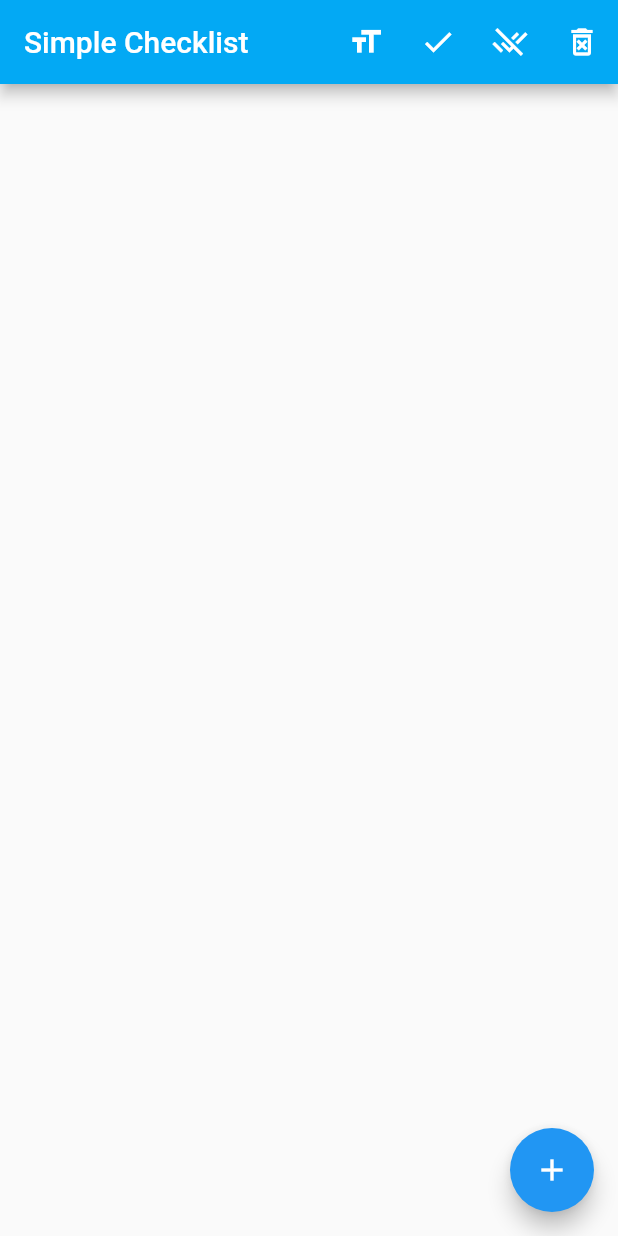
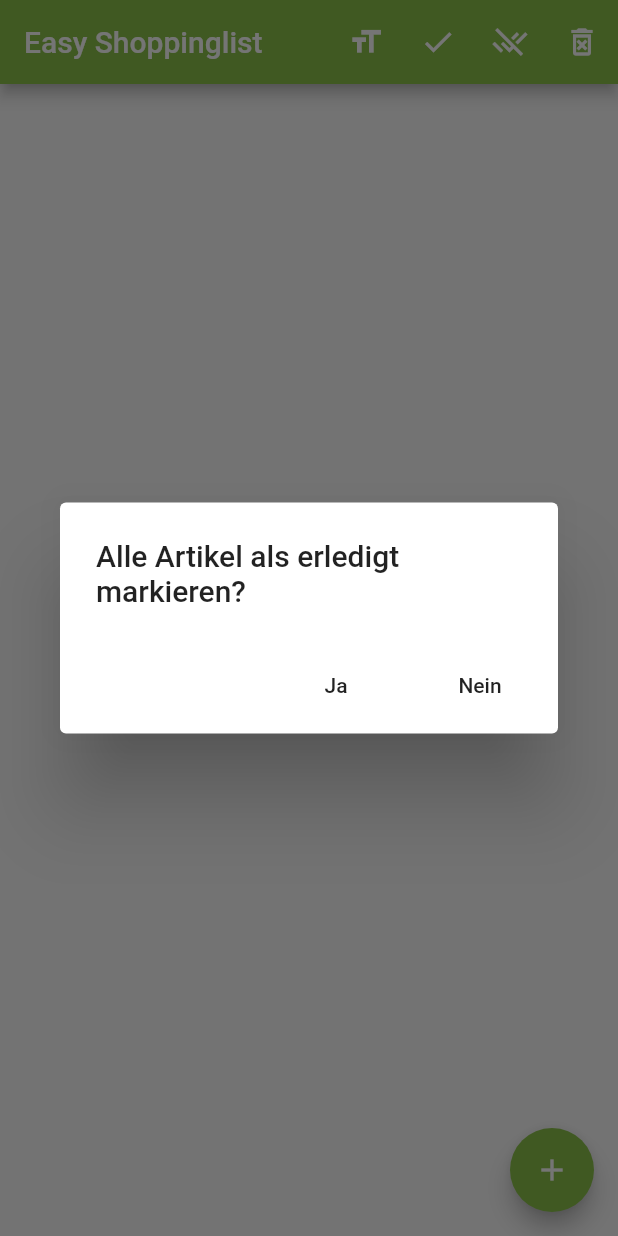
Before and after one commit to markusgl/shopping-list-flutter, a Flutter app: the screen it shows after launch, after a tap on the "check" icon, on a phone screen of 412 x 824 dp. Run offline on Flutter 3.47's test engine with Material 2 defaults, Android fonts, the phone set to English and light mode, and no system bars; our stand-ins replace fluttertoast, shared_preferences; statements that could not run were skipped.

Commit message:
change color theme to green

```diff
--- a/lib/main.dart
+++ b/lib/main.dart
@@ -12,10 +12,18 @@ class Home extends StatelessWidget {
     return MaterialApp(
       title: 'Shopping List',
       theme: ThemeData(
-        primarySwatch: Colors.blue,
+        primarySwatch: Colors.lightGreen,
+        primaryIconTheme: IconThemeData(
+          color: Colors.white
+        ),
+        primaryTextTheme: TextTheme(
+          headline6: TextStyle(
+            color: Colors.white
+          )
+        ),
         visualDensity: VisualDensity.adaptivePlatformDensity,
       ),
-      home: ShoppingList(title: 'Simple Checklist'),
+      home: ShoppingList(title: 'Easy Shoppinglist'),
     );
   }
 }
--- a/lib/shoppinglist.dart
+++ b/lib/shoppinglist.dart
@@ -1,5 +1,6 @@
 import 'dart:convert';
 
+import 'package:flutter/cupertino.dart';
 import 'package:flutter/material.dart';
 import 'package:fluttertoast/fluttertoast.dart';
 import 'package:shared_preferences/shared_preferences.dart';
@@ -60,7 +61,7 @@ class _ShoppingListState extends State<ShoppingList> {
 
   void _completeAllItems() {
     setState(() {
-      _itemList.map((item) => item.isChecked=!item.isChecked).toList();
+      _itemList.map((item) => item.isChecked=true).toList();
     });
     _saveData();
   }
@@ -70,19 +71,19 @@ class _ShoppingListState extends State<ShoppingList> {
     return Scaffold(
       appBar: AppBar(
         title: Text(widget.title),
-        backgroundColor: Colors.lightBlue,
+        // backgroundColor: Colors.lightGreen,
         actions: <Widget>[
           IconButton(
             key: Key("font_size"),
             icon: Icon(Icons.format_size),
             onPressed: () => setState(() {
-              _fontSize==22 ? _fontSize=18 : _fontSize=22;
+              _fontSize==22 ? _fontSize=28 : _fontSize=22;
             }),
           ),
           IconButton(
             key: Key("set_complete"),
             icon: Icon(Icons.check),
-            onPressed: () => _completeAllItems(),
+            onPressed: () => _showDialogForCompletingAllItems(context),
           ),
           IconButton(
               key: Key("delete_completed"),
@@ -105,21 +106,12 @@ class _ShoppingListState extends State<ShoppingList> {
         children: <Widget>[
           Container(
             child: buildList(),
-          ),
-          Positioned(
-              bottom: 0.0,
-              width: MediaQuery.of(context).size.width,
-              child: Container(
-                decoration: BoxDecoration(
-                  color: Colors.white
-                ),
-              )
           )
         ],
       ),
       floatingActionButton: FloatingActionButton(
         onPressed: () =>  showDialogForAddingItems(context),
-        child: Icon(Icons.add),
+        child: Icon(Icons.add, color: Colors.white),
       ), // This trailing comma makes auto-formatting nicer for build methods.
     );
   }
@@ -160,6 +152,33 @@ class _ShoppingListState extends State<ShoppingList> {
             ],
           );
         });
+  }
+
+  void _showDialogForCompletingAllItems(BuildContext context) {
+     showDialog(
+        context: context,
+        builder: (BuildContext buildContext) {
+          return AlertDialog(
+            key: Key("delete_completed_dialog"),
+            title: new Text("Alle Artikel als erledigt markieren?"),
+            actions: <Widget>[
+              new FlatButton(
+                  key: Key("confirm"),
+                  onPressed: () {
+                    _completeAllItems();
+                    Navigator.of(context).pop();
+                  },
+                  child: new Text('Ja')
+              ),
+              new FlatButton(
+                  key: Key("deny"),
+                  onPressed: Navigator.of(context).pop,
+                  child: new Text('Nein')
+              )
+            ],
+          );
+        }
+    );
   }
 
   void _showDialogForDeletingCompletedItems(BuildContext context) {
```
